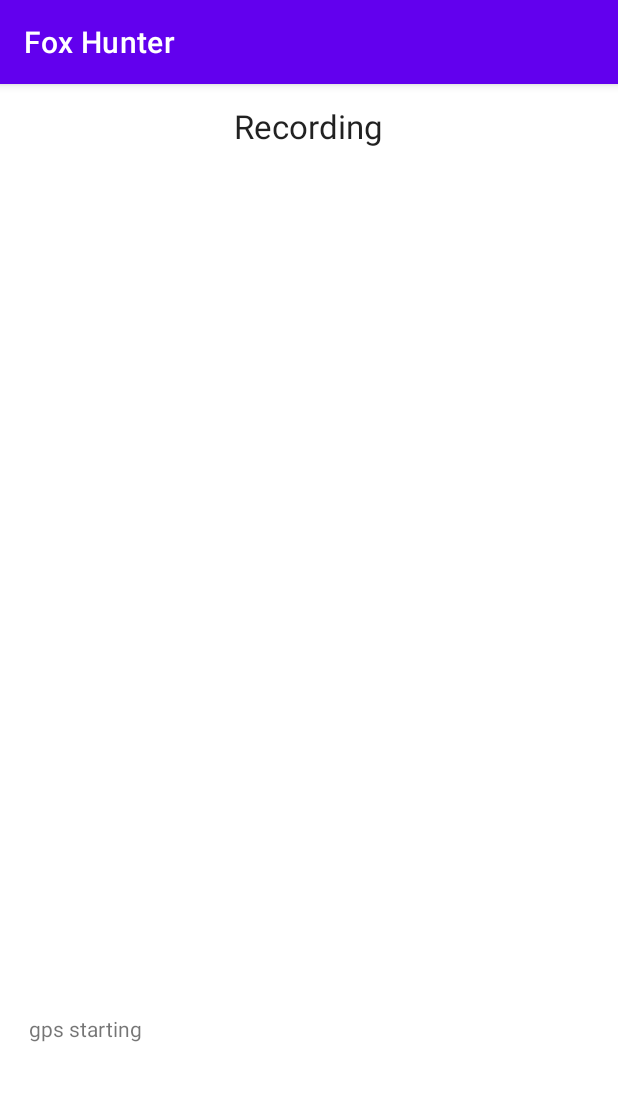
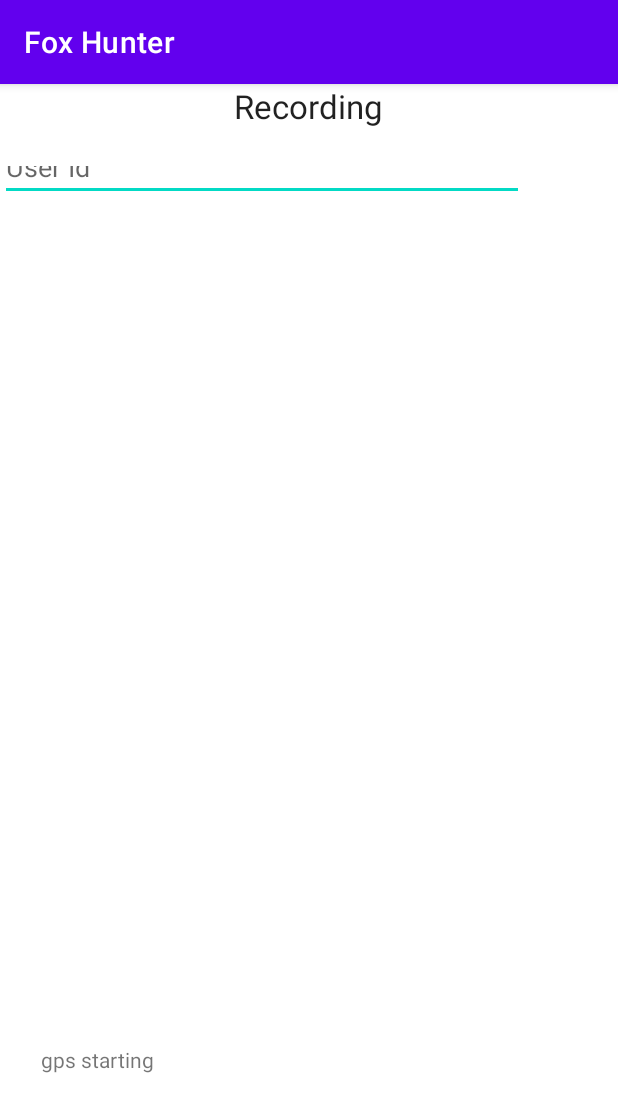
Before and after one commit to kostuk/WarAudioMap, an Android app: the screen it shows after launch (MainActivity), on a phone screen of 412 x 824 dp. Shown: the top 1112 px of the screen. Run offline under Robolectric (Android 15) with nearby library versions, the phone set to English and light mode, and no system bars; our stand-ins replace Firebase (no records; nobody signed in at launch, a user with empty details on screens opened directly); pictures from the network do not load; 10 statements that could not run were skipped.

Commit message:
Add soregge to forebase

```diff
--- a/fox-app/app/build.gradle
+++ b/fox-app/app/build.gradle
@@ -51,6 +51,7 @@ dependencies {
     implementation 'androidx.constraintlayout:constraintlayout:2.0.4'
     implementation 'com.google.android.things:androidthings:1.0'
     implementation 'com.google.firebase:firebase-firestore:24.1.2'
+    implementation 'com.google.firebase:firebase-common-ktx:20.1.1'
     testImplementation 'junit:junit:4.+'
     androidTestImplementation 'androidx.test.ext:junit:1.1.2'
     androidTestImplementation 'androidx.test.espresso:espresso-core:3.3.0'
--- a/fox-app/app/src/main/java/ua/com/foxhunting/MainActivity.kt
+++ b/fox-app/app/src/main/java/ua/com/foxhunting/MainActivity.kt
@@ -19,6 +19,8 @@ package ua.com.foxhunting
 // import com.google.firebase.auth.FirebaseAuth
 //import com.google.firebase.auth.ktx.auth
 // import com.google.firebase.firestore.ktx.firestore
+// import com.google.firebase.database.ServerValue
+// import com.google.firebase.ktx.Firebase
 import android.Manifest
 import android.accounts.Account
 import android.accounts.AccountManager
@@ -30,14 +32,17 @@ import android.location.LocationManager
 import android.media.AudioRecord
 import android.os.Bundle
 import android.util.Log
+import android.view.View
+import android.widget.EditText
 import android.widget.TextView
 import android.widget.Toast
 import androidx.appcompat.app.AppCompatActivity
 import androidx.core.app.ActivityCompat
 import androidx.core.content.ContextCompat
+import androidx.core.widget.addTextChangedListener
 import com.google.android.things.device.TimeManager
-// import com.google.firebase.database.ServerValue
-// import com.google.firebase.ktx.Firebase
+import com.google.firebase.firestore.FieldValue
+import com.google.firebase.firestore.FirebaseFirestore
 import org.tensorflow.lite.support.audio.TensorAudio
 import org.tensorflow.lite.support.label.Category
 import org.tensorflow.lite.task.audio.classifier.AudioClassifier
@@ -49,6 +54,7 @@ import kotlin.concurrent.scheduleAtFixedRate
 
 
 class MainActivity : AppCompatActivity(), LocationListener {
+    private var sampleRate: Int=0
     var TAG = "MainActivity"
     var USER_ID_KEY = "user_id"
     var LATTITUDE_KEY = "latitude"
@@ -69,6 +75,8 @@ class MainActivity : AppCompatActivity(), LocationListener {
     private val locationPermissionCode = 2
     private lateinit var tvGpsLocation: TextView
     private lateinit var tvLog: TextView
+    private lateinit var editUserId: EditText
+
     private lateinit var tensor: TensorAudio;
     private lateinit var record: AudioRecord;
     private lateinit var classifier: AudioClassifier;
@@ -97,6 +105,7 @@ class MainActivity : AppCompatActivity(), LocationListener {
         // Check if user is signed in (non-null) and update UI accordingly.
         //val currentUser = auth.currentUser
         //updateUI(currentUser)
+
     }
     override fun onCreate(savedInstanceState: Bundle?) {
         super.onCreate(savedInstanceState)
@@ -120,6 +129,7 @@ class MainActivity : AppCompatActivity(), LocationListener {
         // Initialize Firebase Auth
         // auth = Firebase.auth
         // [END initialize_auth]
+        editUserId.addTextChangedListener { userId = it.toString() }
 
         pukEvents = ArrayList()
         userId = ""
@@ -175,6 +185,7 @@ class MainActivity : AppCompatActivity(), LocationListener {
         val format = classifier.requiredTensorAudioFormat
         val recorderSpecs = "Number Of Channels: ${format.channels}\n" +
                 "Sample Rate: ${format.sampleRate}"
+            sampleRate= format.sampleRate
         recorderSpecsTextView.text = recorderSpecs
 
         // TODO 3.3: Creating
@@ -230,7 +241,6 @@ class MainActivity : AppCompatActivity(), LocationListener {
                     if(model!=null && model.label==pushka){
                         val  currentTime = calendar.getTime();
                         var event = PukEvent()
-                        event.time = currentTime;
                         event.score = model.score;
                         if(curLatitude!=null) {
                             event.latitude = curLatitude
@@ -249,7 +259,13 @@ class MainActivity : AppCompatActivity(), LocationListener {
                         }
                         event.maxIndex = maxIndex;
                         event.maxValue = maxValue;
-                        pukEvents.add(event)
+                        // Add offset
+                        var offSet = (buffer.size-1-maxValue)*1000/sampleRate
+                        currentTime.time = (currentTime.time-offSet).toLong()
+                        event.time =currentTime
+
+
+                            pukEvents.add(event)
                         runOnUiThread {
                             val df: DateFormat = SimpleDateFormat("HH:mm:ss")
                             tvLog.text = df.format(event.time)+ " "+"%.3f".format(event.maxValue) + " "+" - ${model.label}\n" + tvLog.text
@@ -315,27 +331,34 @@ class MainActivity : AppCompatActivity(), LocationListener {
     }
     fun sendToDb(){
         Log.i("FirebaseDatabase", "Write!")
-        /*
-        val db = Firebase.firestore
+        val db = FirebaseFirestore.getInstance()
+
+
 
         for (event  in pukEvents){
             // Create a new user with a first and last name
             val lat= event.latitude?:curLatitude
             val lon= event.longitude?:curLongitude
-            val event: Map<String, Any> = HashMap()
-            event.put("time", event.time);
-            event.put("score", event.score);
-            event.put("latitude", lat);
-            event.put("longitude", lon);
-            event.put("userId", event.userId);
-            event.put("type", event.type);
-            event.put("maxIndex", event.maxIndex);
-            event.put("maxValue", event.maxValue);
-            event.put("created", ServerValue.TIMESTAMP);
-            event.put("createdLocal", calendar.getTime());
+            val ev: HashMap<String, Any> = HashMap()
+
+            event.time?.let {
+                ev.put("time", it)
+                ev.put("time_ms", it.time)
+            }
+            ev.put("score", event.score)
+            lat?.let { ev.put("latitude", it) }
+            lon?.let { ev.put("longitude", it) }
+            event.userId?.let { ev.put("userId", it) }
+            event.type?.let { ev.put("type", it) }
+            ev.put("maxIndex", event.maxIndex)
+            ev.put("maxValue", event.maxValue)
+             ev.put("created", FieldValue.serverTimestamp())
+            ev.put("createdLocal", calendar.getTime())
+            ev.put("createdLocal_mc", calendar.getTime().time)
             // Add a new document with a generated ID
+
             db.collection("events")
-                .add(event)
+                .add(ev)
                 .addOnSuccessListener { documentReference ->
                     Log.d(TAG, "DocumentSnapshot added with ID: ${documentReference.id}")
                 }
@@ -344,7 +367,7 @@ class MainActivity : AppCompatActivity(), LocationListener {
                 }
         }
 
-         */
+
         pukEvents.clear()
     }
 }
--- a/fox-app/app/src/main/res/layout/activity_main.xml
+++ b/fox-app/app/src/main/res/layout/activity_main.xml
@@ -20,16 +20,17 @@
 
     <TextView
         android:id="@+id/output"
-        android:layout_width="373dp"
-        android:layout_height="109dp"
+        android:layout_width="356dp"
+        android:layout_height="99dp"
         android:gravity="center"
         android:lines="5"
         android:textAppearance="@style/TextAppearance.AppCompat.Medium"
         app:layout_constraintBottom_toBottomOf="parent"
+        app:layout_constraintHorizontal_bias="0.49"
         app:layout_constraintLeft_toLeftOf="parent"
         app:layout_constraintRight_toRightOf="parent"
         app:layout_constraintTop_toTopOf="parent"
-        app:layout_constraintVertical_bias="0.065" />
+        app:layout_constraintVertical_bias="0.137" />
 
     <TextView
         android:id="@+id/textView"
@@ -37,12 +38,10 @@
         android:layout_height="wrap_content"
         android:text="Recording"
         android:textAppearance="@style/TextAppearance.AppCompat.Large"
-        app:layout_constraintBottom_toTopOf="@+id/output"
         app:layout_constraintEnd_toEndOf="parent"
         app:layout_constraintHorizontal_bias="0.498"
         app:layout_constraintStart_toStartOf="parent"
-        app:layout_constraintTop_toTopOf="parent"
-        app:layout_constraintVertical_bias="1.0" />
+        app:layout_constraintTop_toTopOf="parent" />
 
     <TextView
         android:id="@+id/textViewAudioRecorderSpecs"
@@ -75,4 +74,16 @@
         </LinearLayout>
     </ScrollView>
 
+    <EditText
+        android:id="@+id/editUserId"
+        android:layout_width="349dp"
+        android:layout_height="33dp"
+        android:ems="10"
+        android:hint="User Id"
+        android:inputType="textPersonName"
+        app:layout_constraintBottom_toTopOf="@+id/output"
+        app:layout_constraintTop_toBottomOf="@+id/textView"
+        app:layout_constraintVertical_bias="0.545"
+        tools:layout_editor_absoluteX="32dp" />
+
 </androidx.constraintlayout.widget.ConstraintLayout>
```
